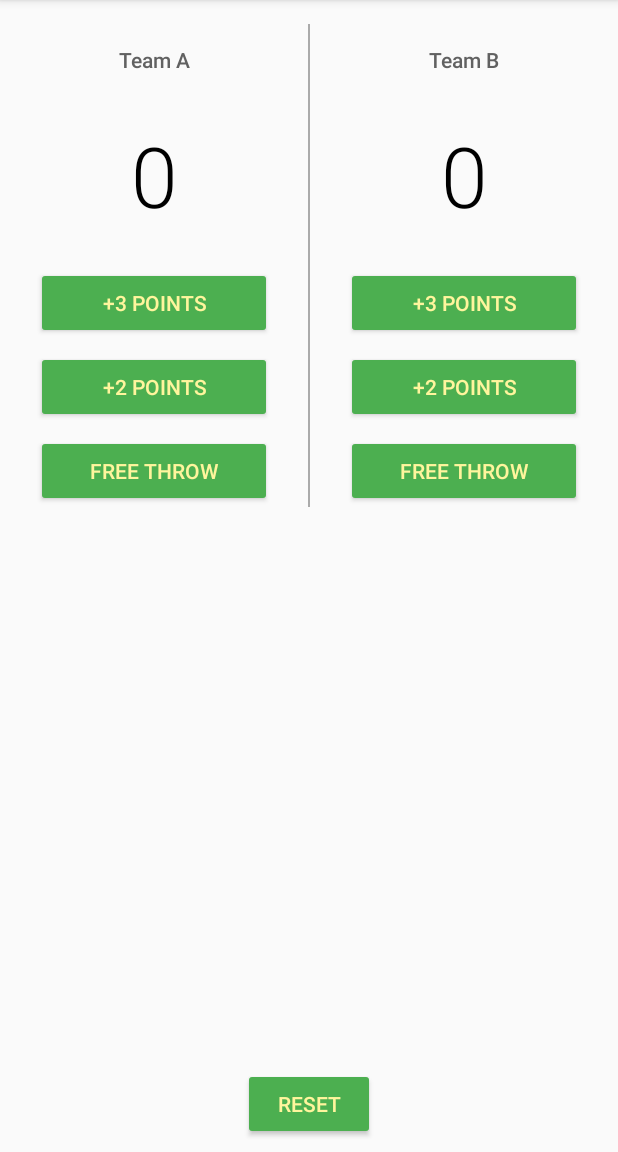
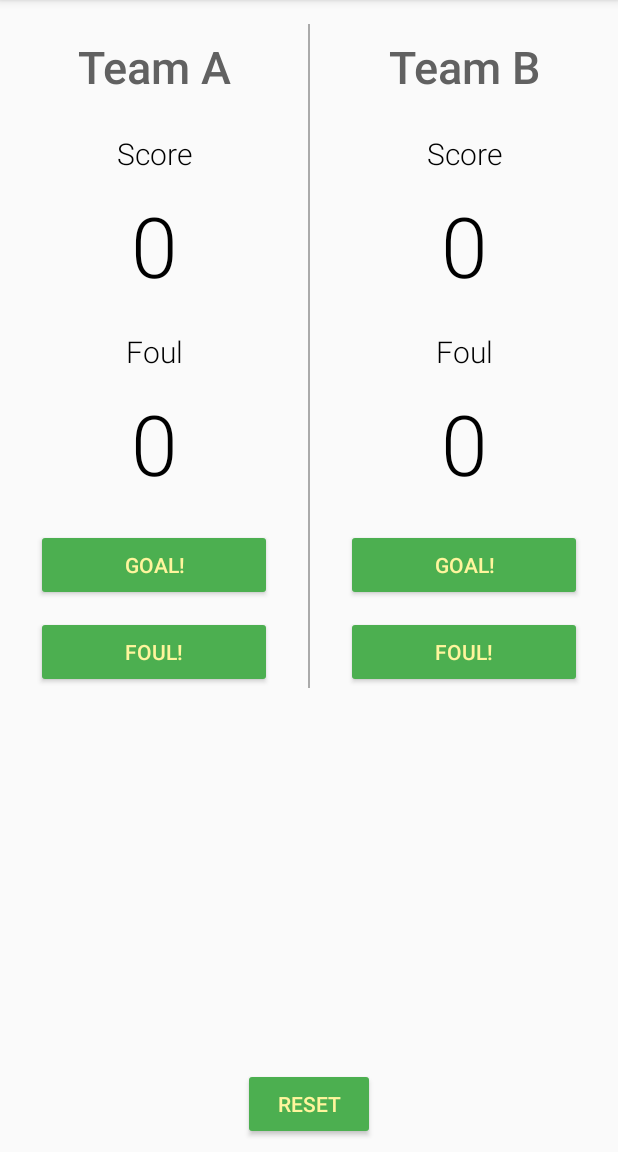
Before and after one commit to jerrychong25/angular-micro-frontends, an Android app: the screen it shows after launch (MainActivity), on a phone screen of 412 x 824 dp, the part 84-1236 px from its top. Run offline under Robolectric (Android 15) with nearby library versions, the phone set to English and light mode, and no system bars.

Commit message:
Modified UI

```diff
--- a/app/src/main/java/com/example/android/scorekeeperapp/MainActivity.java
+++ b/app/src/main/java/com/example/android/scorekeeperapp/MainActivity.java
@@ -25,16 +25,6 @@ public class MainActivity extends AppCompatActivity {
         displayForTeamB(scoreTeamB);
     }
 
-    public void plusTeamAThreePoints(View view) {
-        scoreTeamA += 3;
-        displayForTeamA(scoreTeamA);
-    }
-
-    public void plusTeamATwoPoints(View view) {
-        scoreTeamA += 2;
-        displayForTeamA(scoreTeamA);
-    }
-
     public void plusTeamAOnePoint(View view) {
         scoreTeamA += 1;
         displayForTeamA(scoreTeamA);
@@ -46,16 +36,6 @@ public class MainActivity extends AppCompatActivity {
     public void displayForTeamA(int score) {
         TextView scoreView = (TextView) findViewById(R.id.team_a_score);
         scoreView.setText(String.valueOf(score));
-    }
-
-    public void plusTeamBThreePoints(View view) {
-        scoreTeamB += 3;
-        displayForTeamB(scoreTeamB);
-    }
-
-    public void plusTeamBTwoPoints(View view) {
-        scoreTeamB += 2;
-        displayForTeamB(scoreTeamB);
     }
 
     public void plusTeamBOnePoint(View view) {
--- a/app/src/main/res/layout/activity_main.xml
+++ b/app/src/main/res/layout/activity_main.xml
@@ -19,19 +19,51 @@
                 android:id="@+id/team_a_name"
                 android:layout_width="match_parent"
                 android:layout_height="wrap_content"
-                android:layout_marginTop="16dp"
-                android:layout_marginBottom="16dp"
+                android:layout_marginTop="10dp"
+                android:layout_marginBottom="10dp"
                 android:gravity="center_horizontal"
                 android:padding="14sp"
+                android:textSize="30sp"
                 android:textColor="#616161"
                 android:fontFamily="sans-serif-medium"
                 android:text="Team A" />
 
             <TextView
+                android:layout_width="match_parent"
+                android:layout_height="wrap_content"
+                android:layout_marginBottom="10dp"
+                android:gravity="center_horizontal"
+                android:textSize="20sp"
+                android:textColor="#000000"
+                android:fontFamily="sans-serif-light"
+                android:text="Score" />
+
+            <TextView
                 android:id="@+id/team_a_score"
                 android:layout_width="match_parent"
                 android:layout_height="wrap_content"
-                android:layout_marginBottom="24dp"
+                android:layout_marginBottom="20dp"
+                android:gravity="center_horizontal"
+                android:textSize="56sp"
+                android:textColor="#000000"
+                android:fontFamily="sans-serif-light"
+                android:text="0" />
+
+            <TextView
+                android:layout_width="match_parent"
+                android:layout_height="wrap_content"
+                android:layout_marginBottom="10dp"
+                android:gravity="center_horizontal"
+                android:textSize="20sp"
+                android:textColor="#000000"
+                android:fontFamily="sans-serif-light"
+                android:text="Foul" />
+
+            <TextView
+                android:id="@+id/team_a_foul"
+                android:layout_width="match_parent"
+                android:layout_height="wrap_content"
+                android:layout_marginBottom="20dp"
                 android:gravity="center_horizontal"
                 android:textSize="56sp"
                 android:textColor="#000000"
@@ -43,29 +75,19 @@
                 android:layout_height="wrap_content"
                 android:layout_marginLeft="24dp"
                 android:layout_marginRight="24dp"
-                android:layout_marginBottom="8dp"
-                android:onClick="plusTeamAThreePoints"
+                android:layout_marginBottom="10dp"
+                android:onClick="plusTeamAOnePoint"
                 android:textColor="#FFF59D"
-                android:text="+3 Points" />
+                android:text="Goal!" />
 
             <Button
                 android:layout_width="match_parent"
                 android:layout_height="wrap_content"
                 android:layout_marginLeft="24dp"
                 android:layout_marginRight="24dp"
-                android:layout_marginBottom="8dp"
-                android:onClick="plusTeamATwoPoints"
+                android:onClick="plusTeamAOneFoul"
                 android:textColor="#FFF59D"
-                android:text="+2 Points" />
-
-            <Button
-                android:layout_width="match_parent"
-                android:layout_height="wrap_content"
-                android:layout_marginLeft="24dp"
-                android:layout_marginRight="24dp"
-                android:onClick="plusTeamAOnePoint"
-                android:textColor="#FFF59D"
-                android:text="Free Throw" />
+                android:text="Foul!" />
 
         </LinearLayout>
 
@@ -86,19 +108,51 @@
                 android:id="@+id/team_b_name"
                 android:layout_width="match_parent"
                 android:layout_height="wrap_content"
-                android:layout_marginTop="16dp"
-                android:layout_marginBottom="16dp"
+                android:layout_marginTop="10dp"
+                android:layout_marginBottom="10dp"
                 android:gravity="center_horizontal"
                 android:padding="14sp"
+                android:textSize="30sp"
                 android:textColor="#616161"
                 android:fontFamily="sans-serif-medium"
                 android:text="Team B" />
 
             <TextView
+                android:layout_width="match_parent"
+                android:layout_height="wrap_content"
+                android:layout_marginBottom="10dp"
+                android:gravity="center_horizontal"
+                android:textSize="20sp"
+                android:textColor="#000000"
+                android:fontFamily="sans-serif-light"
+                android:text="Score" />
+
+            <TextView
                 android:id="@+id/team_b_score"
                 android:layout_width="match_parent"
                 android:layout_height="wrap_content"
-                android:layout_marginBottom="24dp"
+                android:layout_marginBottom="20dp"
+                android:gravity="center_horizontal"
+                android:textSize="56sp"
+                android:textColor="#000000"
+                android:fontFamily="sans-serif-light"
+                android:text="0" />
+
+            <TextView
+                android:layout_width="match_parent"
+                android:layout_height="wrap_content"
+                android:layout_marginBottom="10dp"
+                android:gravity="center_horizontal"
+                android:textSize="20sp"
+                android:textColor="#000000"
+                android:fontFamily="sans-serif-light"
+                android:text="Foul" />
+
+            <TextView
+                android:id="@+id/team_b_foul"
+                android:layout_width="match_parent"
+                android:layout_height="wrap_content"
+                android:layout_marginBottom="20dp"
                 android:gravity="center_horizontal"
                 android:textSize="56sp"
                 android:textColor="#000000"
@@ -110,29 +164,19 @@
                 android:layout_height="wrap_content"
                 android:layout_marginLeft="24dp"
                 android:layout_marginRight="24dp"
-                android:layout_marginBottom="8dp"
-                android:onClick="plusTeamBThreePoints"
+                android:layout_marginBottom="10dp"
+                android:onClick="plusTeamBOnePoint"
                 android:textColor="#FFF59D"
-                android:text="+3 Points" />
+                android:text="Goal!" />
 
             <Button
                 android:layout_width="match_parent"
                 android:layout_height="wrap_content"
                 android:layout_marginLeft="24dp"
                 android:layout_marginRight="24dp"
-                android:layout_marginBottom="8dp"
-                android:onClick="plusTeamBTwoPoints"
+                android:onClick="plusTeamBOneFoul"
                 android:textColor="#FFF59D"
-                android:text="+2 Points" />
-
-            <Button
-                android:layout_width="match_parent"
-                android:layout_height="wrap_content"
-                android:layout_marginLeft="24dp"
-                android:layout_marginRight="24dp"
-                android:onClick="plusTeamBOnePoint"
-                android:textColor="#FFF59D"
-                android:text="Free Throw" />
+                android:text="Foul!" />
         </LinearLayout>
 
     </LinearLayout>
```
